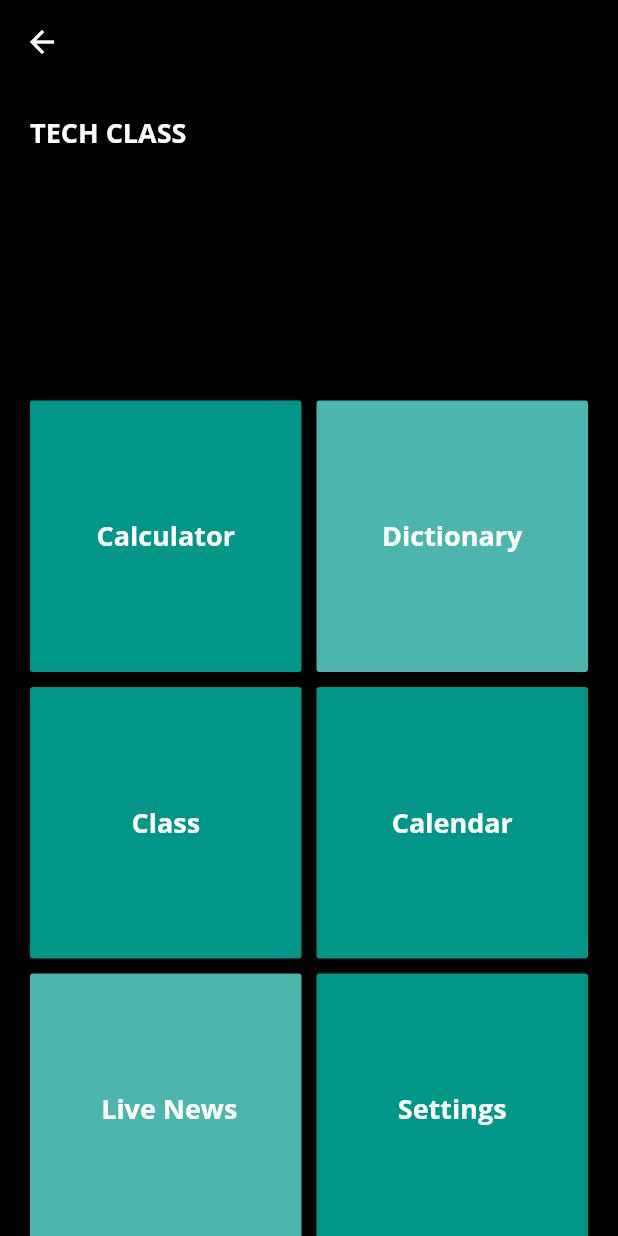
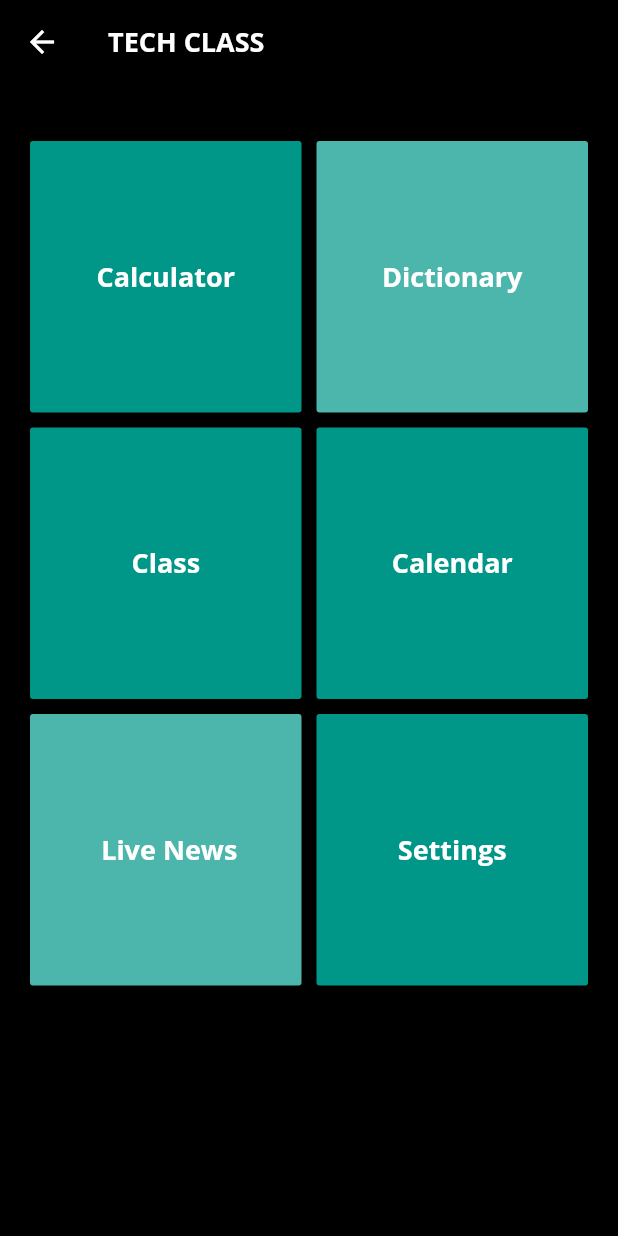
Before and after one commit to Sushma21301/Tech-class, a Flutter app: the ClassRoom screen opened directly, on a phone screen of 412 x 824 dp. Run offline on Flutter 3.47's test engine with Material 2 defaults, Android fonts, the phone set to English and light mode, and no system bars; our stand-ins replace cached_network_image, cloud_firestore, email_validator, file_picker, firebase_auth, firebase_core and 13 more; missing offline and left inert: agora_rtc_engine, back_button_interceptor, flutter_full_pdf_viewer, flutter_isolate, flutter_plugin_pdf_viewer, flutter_share and 3 more; accounts and stored records are empty; statements that could not run were skipped.

Commit message:
Add files via upload

```diff
--- a/lib/classroom.dart
+++ b/lib/classroom.dart
@@ -1,10 +1,10 @@
 import 'package:flutter/material.dart';
-import 'package:Fab4/Calculator/calc.dart';
-import 'package:Fab4/Calendar/calendar.dart';
-import 'package:Fab4/Dictionary/dictionary.dart';
-import 'package:Fab4/doc.dart';
-import 'package:Fab4/news/views/homepage.dart';
-import 'package:Fab4/pages/index.dart';
+import 'package:signin_app/Calculator/calc.dart';
+import 'package:signin_app/Calendar/calendar.dart';
+import 'package:signin_app/Dictionary/dictionary.dart';
+import 'package:signin_app/doc.dart';
+import 'package:signin_app/news/views/homepage.dart';
+import 'package:signin_app/pages/index.dart';
 import 'package:google_fonts/google_fonts.dart';
 
 class ClassRoom extends StatelessWidget {
@@ -16,8 +16,18 @@ class ClassRoom extends StatelessWidget {
 
       appBar: AppBar(
         backgroundColor: Colors.black,
+        title: Text(
+          "TECH CLASS",
+          style: GoogleFonts.openSans(
+              textStyle: TextStyle(
+                  color: Colors.white,
+                  fontSize: 18,
+                  fontWeight: FontWeight.bold)),
         ),
-      body: CustomScrollView(
+      ),
+      body: Padding(
+        padding: const EdgeInsets.only(top: 18.0),
+        child: CustomScrollView(
           primary: false,
           slivers: <Widget>[
             SliverPadding(
@@ -27,18 +37,6 @@ class ClassRoom extends StatelessWidget {
                 mainAxisSpacing: 10,
                 crossAxisCount: 2,
                 children: <Widget>[
-                Text(
-                  "TECH CLASS",
-                  style: GoogleFonts.openSans(
-                      textStyle: TextStyle(
-                          color: Colors.white,
-                          fontSize: 18,
-                          fontWeight: FontWeight.bold)),
-                ),
-
-                SizedBox(
-                  height: 1,
-                ),
 
                   RaisedButton(
                       onPressed: (){
@@ -130,6 +128,7 @@ class ClassRoom extends StatelessWidget {
             ),
           ],
         ),
+      ),
     );
   }
 }
```
Lines whose indentation alone changed are shown as unchanged.
